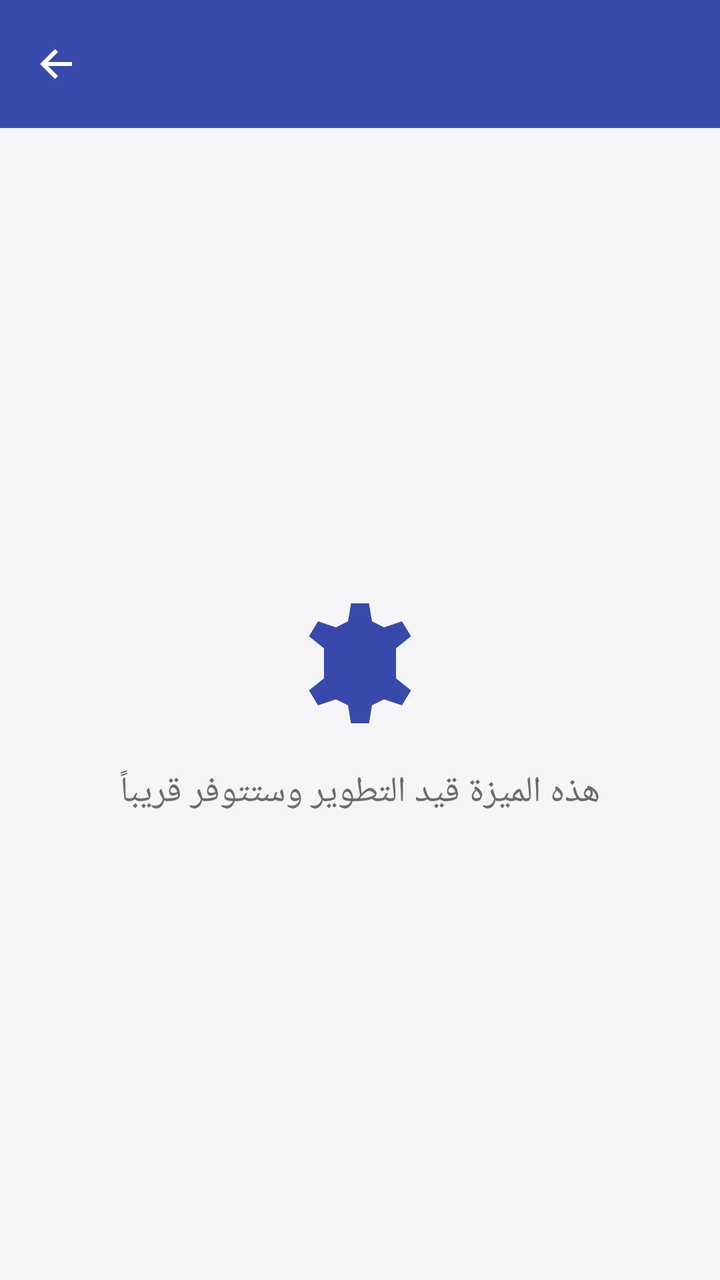
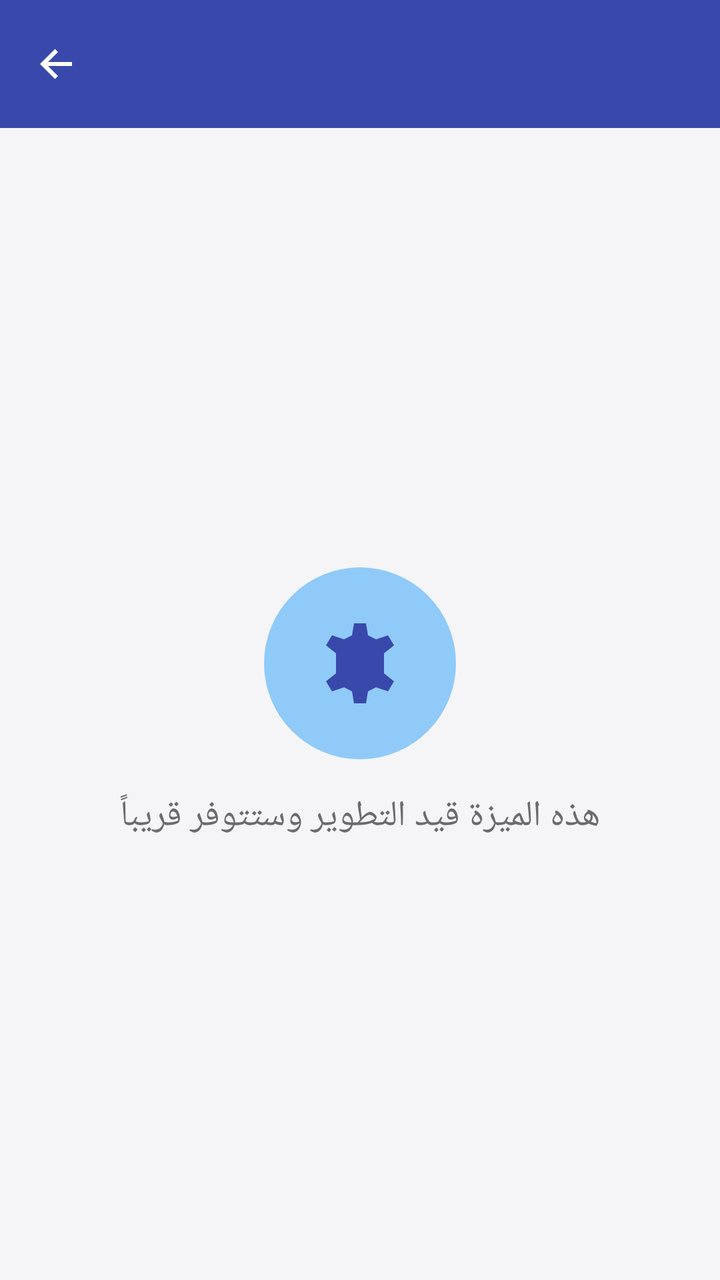

Two renders of the same Android screen: before a commit and after it. Below are the layout's source before the change and the commit's diff.
<!-- AndroidManifest.xml: application theme Theme.SmartAccounts -->
<!-- res/layout/activity_coming_soon.xml -->
<?xml version="1.0" encoding="utf-8"?>
<LinearLayout xmlns:android="http://schemas.android.com/apk/res/android"
    xmlns:app="http://schemas.android.com/apk/res-auto"
    xmlns:tools="http://schemas.android.com/tools"
    android:layout_width="match_parent"
    android:layout_height="match_parent"
    android:orientation="vertical"
    android:background="?android:attr/colorBackground"
    tools:context=".ui.common.ComingSoonActivity">

    <com.google.android.material.appbar.AppBarLayout
        android:layout_width="match_parent"
        android:layout_height="wrap_content">

        <androidx.appcompat.widget.Toolbar
            android:id="@+id/toolbar"
            android:layout_width="match_parent"
            android:layout_height="?attr/actionBarSize"
            android:background="@color/brand_primary"
            app:navigationIcon="@drawable/ic_back"
            app:titleTextColor="@color/white" />

    </com.google.android.material.appbar.AppBarLayout>

    <LinearLayout
        android:layout_width="match_parent"
        android:layout_height="0dp"
        android:layout_weight="1"
        android:orientation="vertical"
        android:gravity="center"
        android:padding="@dimen/spacing_l">

        <ImageView
            android:id="@+id/imageIcon"
            android:layout_width="72dp"
            android:layout_height="72dp"
            android:contentDescription="@null"
            android:src="@drawable/ic_settings" />

        <TextView
            android:id="@+id/textMessage"
            android:layout_width="wrap_content"
            android:layout_height="wrap_content"
            android:layout_marginTop="@dimen/spacing_m"
            android:gravity="center"
            android:text="@string/message_coming_soon"
            android:textColor="@color/text_secondary"
            android:textSize="@dimen/text_size_title" />

    </LinearLayout>

</LinearLayout>
<!-- resources referenced by this layout -->
<resources>
  <color name="brand_primary">#3949AB</color>
  <color name="text_secondary">#6B6B6B</color>
  <color name="white">#FFFFFF</color>
  <dimen name="spacing_l">24dp</dimen>
  <dimen name="spacing_m">16dp</dimen>
  <dimen name="text_size_title">18sp</dimen>
  <!-- drawable ic_back (drawable) -->
  <?xml version="1.0" encoding="utf-8"?>
  <vector xmlns:android="http://schemas.android.com/apk/res/android"
      android:width="24dp"
      android:height="24dp"
      android:viewportWidth="24"
      android:viewportHeight="24"
      android:tint="?attr/colorOnPrimary"
      android:autoMirrored="true">
      <path
          android:fillColor="#FF000000"
          android:pathData="M20,11 L20,13 L8,13 L13,18 L11.5,19.5 L4,12 L11.5,4.5 L13,6 L8,11 Z" />
  </vector>
  <!-- drawable ic_settings (drawable) -->
  <?xml version="1.0" encoding="utf-8"?>
  <vector xmlns:android="http://schemas.android.com/apk/res/android"
      android:width="24dp"
      android:height="24dp"
      android:viewportWidth="24"
      android:viewportHeight="24"
      android:tint="?attr/colorPrimary">
      <path
          android:fillColor="#FF000000"
          android:pathData="M12,8 C14.21,8 16,9.79 16,12 C16,14.21 14.21,16 12,16 C9.79,16 8,14.21 8,12 C8,9.79 9.79,8 12,8 Z M12,10 C10.9,10 10,10.9 10,12 C10,13.1 10.9,14 12,14 C13.1,14 14,13.1 14,12 C14,10.9 13.1,10 12,10 Z M10.5,2 L13.5,2 L14,5 L16,6 L19,5 L20.5,7.5 L18,9.5 L18,11 L18,13 L18,14.5 L20.5,16.5 L19,19 L16,18 L14,19 L13.5,22 L10.5,22 L10,19 L8,18 L5,19 L3.5,16.5 L6,14.5 L6,9.5 L3.5,7.5 L5,5 L8,6 L10,5 Z" />
  </vector>
  <string name="message_coming_soon">هذه الميزة قيد التطوير وستتوفر قريباً</string>
  <style name="Theme.SmartAccounts" parent="Theme.Material3.Light.NoActionBar">
          <item name="colorPrimary">@color/brand_primary</item>
          <item name="colorPrimaryVariant">@color/brand_primary_dark</item>
          <item name="colorOnPrimary">@color/white</item>
          <item name="colorSecondary">@color/badge_blue</item>
          <item name="colorOnSecondary">@color/white</item>
          <item name="android:statusBarColor">@color/brand_primary_dark</item>
          <item name="android:windowBackground">@color/background_light</item>
          <item name="android:colorBackground">@color/background_light</item>
      </style>
  <color name="brand_primary_dark">#2C3690</color>
  <color name="badge_blue">#1E88E5</color>
  <color name="background_light">#F5F5F7</color>
</resources>

<!-- the commit's change to res/layout/activity_coming_soon.xml (unified diff, before → after) -->
@@ -32,8 +32,10 @@
 
         <ImageView
             android:id="@+id/imageIcon"
-            android:layout_width="72dp"
-            android:layout_height="72dp"
+            android:layout_width="96dp"
+            android:layout_height="96dp"
+            android:padding="@dimen/spacing_l"
+            android:background="@drawable/badge_circle_background"
             android:contentDescription="@null"
             android:src="@drawable/ic_settings" />
 
<!-- resource entries referenced after the edit -->
@@ -6,6 +6,12 @@
   <dimen name="spacing_l">24dp</dimen>
   <dimen name="spacing_m">16dp</dimen>
   <dimen name="text_size_title">18sp</dimen>
+  <!-- drawable badge_circle_background (drawable) -->
+  <?xml version="1.0" encoding="utf-8"?>
+  <shape xmlns:android="http://schemas.android.com/apk/res/android"
+      android:shape="oval">
+      <solid android:color="@color/badge_light_blue" />
+  </shape>
   <!-- drawable ic_back (drawable) -->
   <?xml version="1.0" encoding="utf-8"?>
   <vector xmlns:android="http://schemas.android.com/apk/res/android"
@@ -42,6 +48,7 @@
           <item name="android:windowBackground">@color/background_light</item>
           <item name="android:colorBackground">@color/background_light</item>
       </style>
+  <color name="badge_light_blue">#90CAF9</color>
   <color name="brand_primary_dark">#2C3690</color>
   <color name="badge_blue">#1E88E5</color>
   <color name="background_light">#F5F5F7</color>
